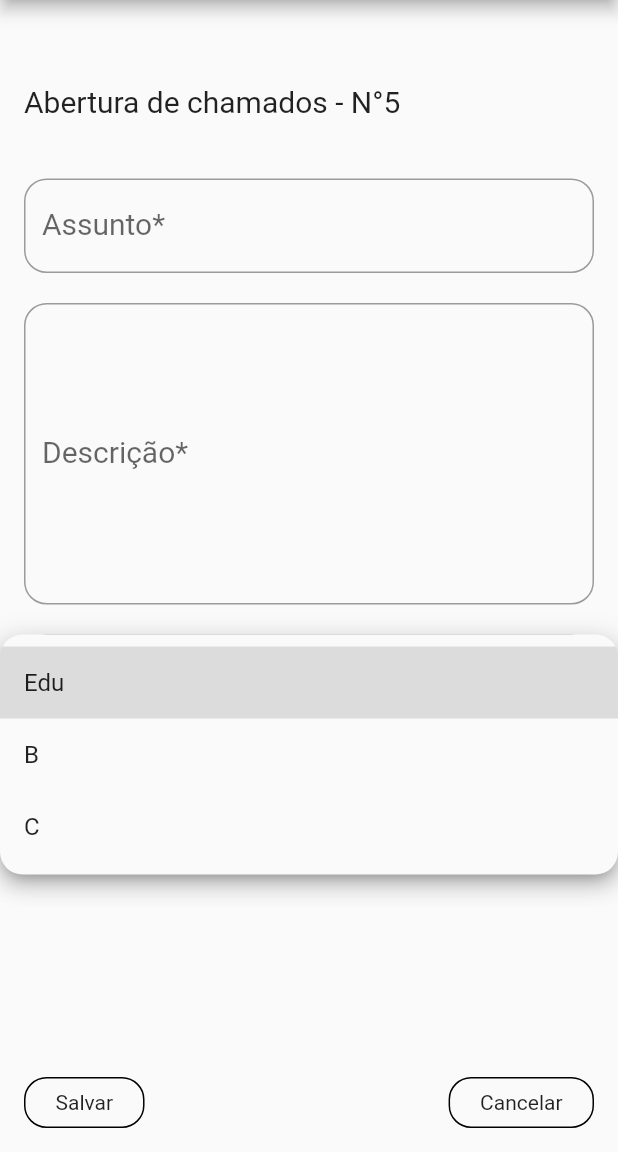
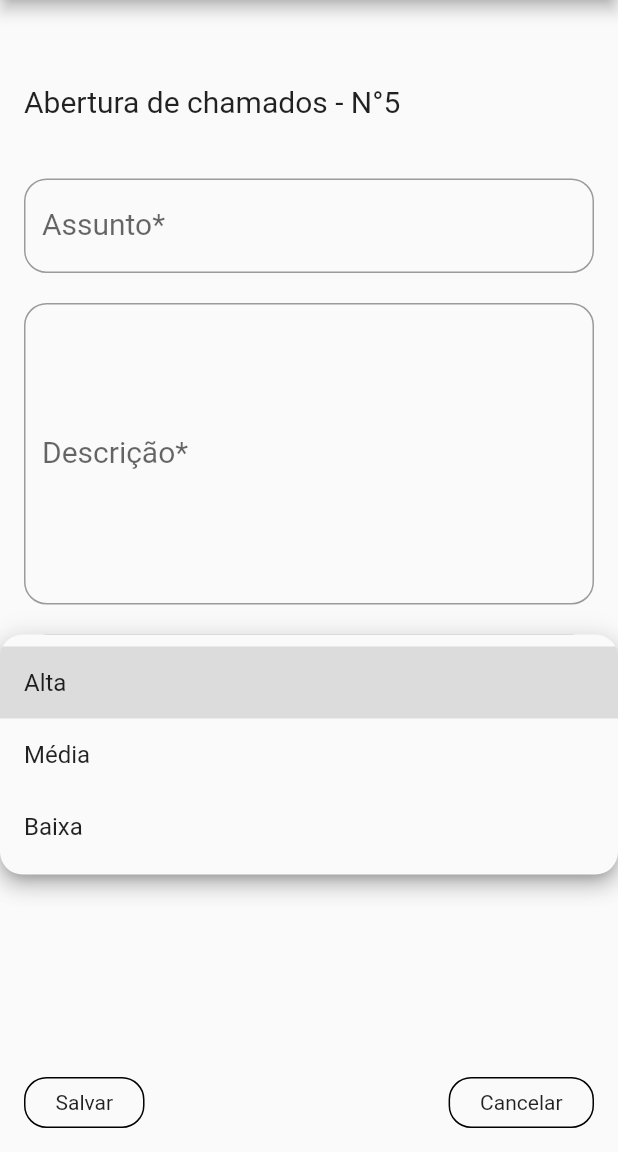
Before and after one commit to iNattan/HelpDelphi-Mobile, a Flutter app: the AberturaChamadoPage screen opened directly, after a tap on "Criticidade", on a phone screen of 412 x 824 dp, the part 84-1236 px from its top. Run offline on Flutter 3.47's test engine with Material 2 defaults, Android fonts, the phone set to English and light mode, and no system bars.

Commit message:
Começo dos testes

```diff
--- a/lib/chamado/abertura_chamado_page.dart
+++ b/lib/chamado/abertura_chamado_page.dart
@@ -1,4 +1,5 @@
 import 'package:flutter/material.dart';
+import 'package:http/http.dart' as http;
 
 class AberturaChamadoPage extends StatefulWidget {
   const AberturaChamadoPage({super.key});
@@ -9,7 +10,7 @@ class AberturaChamadoPage extends StatefulWidget {
 
 class _AberturaChamadoPageState extends State<AberturaChamadoPage> {
   String? criticidade;
-  List<String> criticidades = ['Edu', 'B', 'C'];
+  List<String> criticidades = ['Alta', 'Média', 'Baixa'];
 
   @override
   Widget build(BuildContext context) {
--- a/pubspec.yaml
+++ b/pubspec.yaml
@@ -30,8 +30,7 @@ environment:
 dependencies:
   flutter:
     sdk: flutter
-
-
+  http: ^0.13.3
   # The following adds the Cupertino Icons font to your application.
   # Use with the CupertinoIcons class for iOS style icons.
   cupertino_icons: ^1.0.2
@@ -52,7 +51,6 @@ dev_dependencies:
 
 # The following section is specific to Flutter packages.
 flutter:
-
   # The following line ensures that the Material Icons font is
   # included with your application, so that you can use the icons in
   # the material Icons class.
```
Also changed, not shown: pubspec.lock, 1 other file.
